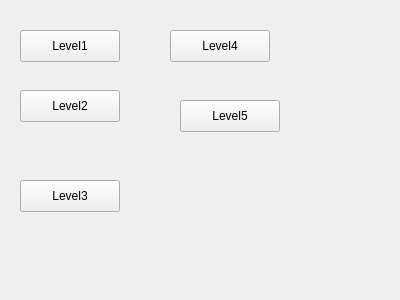
Before: the Qt Designer form mainwindow.ui in yelwan/BreakOutGameCS2, drawn with Qt 5.
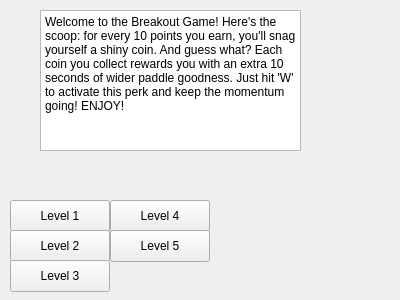
After: the same form once the commit is applied.

```diff
--- a/mainwindow.ui
+++ b/mainwindow.ui
@@ -16,66 +16,79 @@
   <widget class="QPushButton" name="pushButton">
    <property name="geometry">
     <rect>
-     <x>20</x>
-     <y>30</y>
+     <x>10</x>
+     <y>200</y>
      <width>100</width>
      <height>32</height>
     </rect>
    </property>
    <property name="text">
-    <string>Level1</string>
+    <string>Level 1</string>
    </property>
   </widget>
   <widget class="QPushButton" name="pushButton_2">
    <property name="geometry">
     <rect>
-     <x>20</x>
-     <y>90</y>
+     <x>10</x>
+     <y>230</y>
      <width>100</width>
      <height>32</height>
     </rect>
    </property>
    <property name="text">
-    <string>Level2</string>
+    <string>Level 2</string>
    </property>
   </widget>
   <widget class="QPushButton" name="pushButton_3">
    <property name="geometry">
     <rect>
-     <x>20</x>
-     <y>180</y>
+     <x>10</x>
+     <y>260</y>
      <width>100</width>
      <height>32</height>
     </rect>
    </property>
    <property name="text">
-    <string>Level3</string>
+    <string>Level 3</string>
    </property>
   </widget>
   <widget class="QPushButton" name="pushButton_4">
    <property name="geometry">
     <rect>
-     <x>170</x>
-     <y>30</y>
+     <x>110</x>
+     <y>200</y>
      <width>100</width>
      <height>32</height>
     </rect>
    </property>
    <property name="text">
-    <string>Level4</string>
+    <string>Level 4</string>
    </property>
   </widget>
   <widget class="QPushButton" name="pushButton_5">
    <property name="geometry">
     <rect>
-     <x>180</x>
-     <y>100</y>
+     <x>110</x>
+     <y>230</y>
      <width>100</width>
      <height>32</height>
     </rect>
    </property>
    <property name="text">
-    <string>Level5</string>
+    <string>Level 5</string>
+   </property>
+  </widget>
+  <widget class="QPlainTextEdit" name="plainTextEdit">
+   <property name="geometry">
+    <rect>
+     <x>40</x>
+     <y>10</y>
+     <width>261</width>
+     <height>141</height>
+    </rect>
+   </property>
+   <property name="plainText">
+    <string>Welcome to the Breakout Game! Here's the scoop: for every 10 points you earn, you'll snag yourself a shiny coin. And guess what? Each coin you collect rewards you with an extra 10 seconds of wider paddle goodness. Just hit 'W' to activate this perk and keep the momentum going! ENJOY!</string>
    </property>
   </widget>
  </widget>
```
